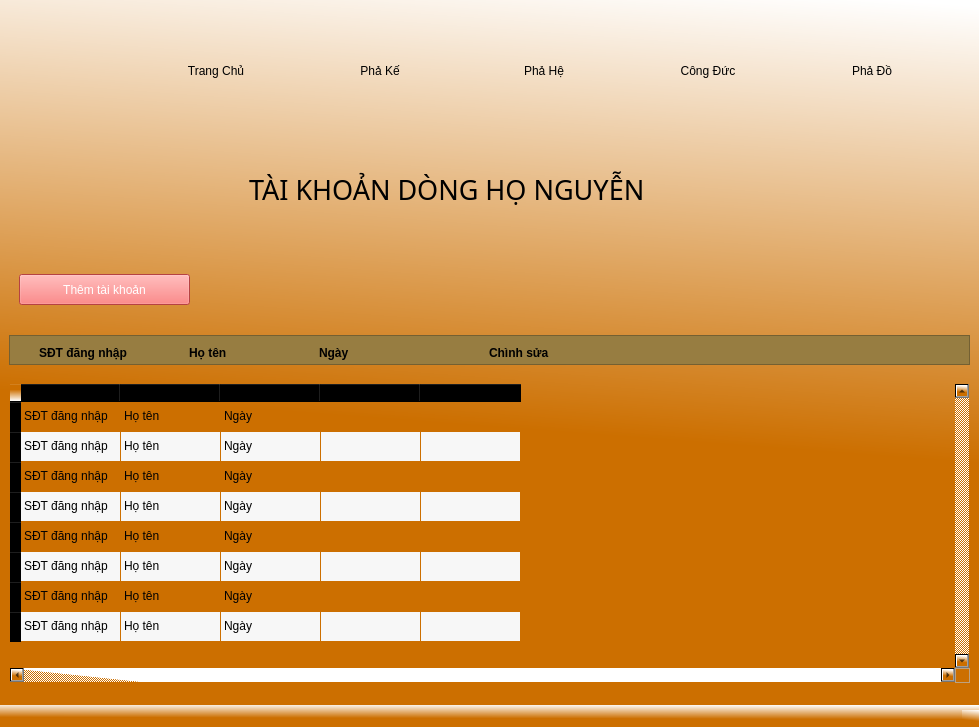
This is tai_khoan_dong_ho.ui in haintvietnam/project as Qt 5 draws it before an edit. The edited form follows.
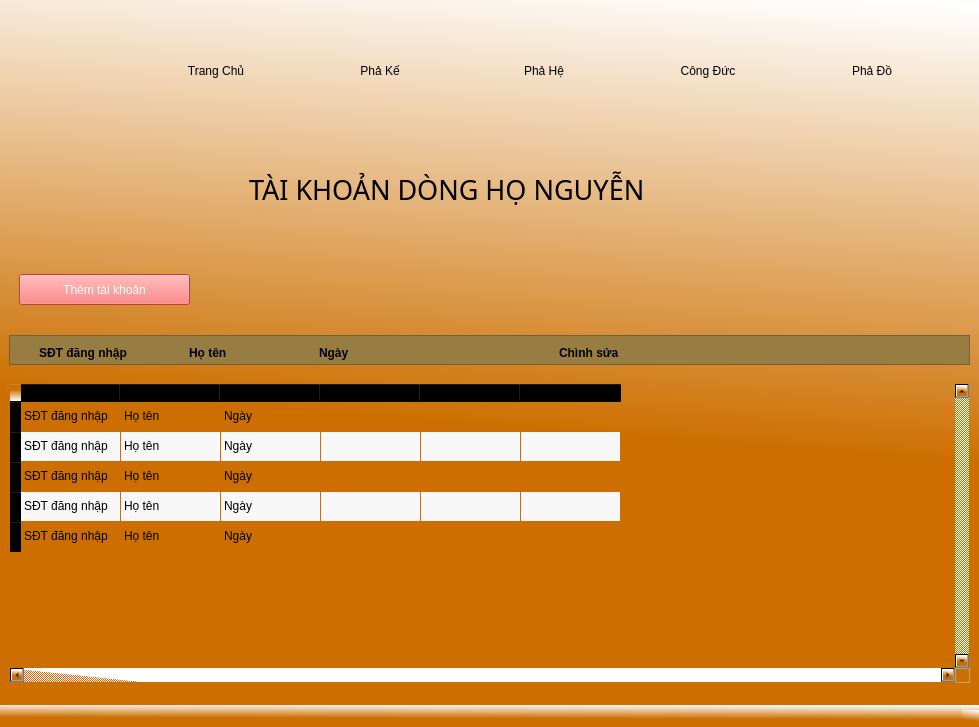
This is the edited form. Icons and pictures are not drawn.

The edit to the form file:
```diff
--- a/tai_khoan_dong_ho.ui
+++ b/tai_khoan_dong_ho.ui
@@ -533,7 +533,7 @@
       <widget class="QLabel" name="label_7">
        <property name="geometry">
         <rect>
-         <x>480</x>
+         <x>550</x>
          <y>10</y>
          <width>81</width>
          <height>16</height>
@@ -582,16 +582,16 @@
       </property>
       <property name="iconSize">
        <size>
-        <width>60</width>
-        <height>60</height>
+        <width>100</width>
+        <height>100</height>
        </size>
       </property>
       <property name="rowCount">
-       <number>8</number>
-      </property>
-      <property name="columnCount">
        <number>5</number>
       </property>
+      <property name="columnCount">
+       <number>6</number>
+      </property>
       <attribute name="horizontalHeaderStretchLastSection">
        <bool>false</bool>
       </attribute>
@@ -603,9 +603,7 @@
       <row/>
       <row/>
       <row/>
-      <row/>
-      <row/>
-      <row/>
+      <column/>
       <column/>
       <column/>
       <column/>
@@ -632,7 +630,25 @@
        </property>
        <property name="icon">
         <iconset>
-         <normaloff>../icon_del.png</normaloff>../icon_del.png</iconset>
+         <normaloff>imgs/icon_sua.png</normaloff>imgs/icon_sua.png</iconset>
+       </property>
+      </item>
+      <item row="0" column="4">
+       <property name="text">
+        <string/>
+       </property>
+       <property name="icon">
+        <iconset>
+         <normaloff>imgs/Screenshot 2024-09-28 193953.png</normaloff>imgs/Screenshot 2024-09-28 193953.png</iconset>
+       </property>
+      </item>
+      <item row="0" column="5">
+       <property name="text">
+        <string/>
+       </property>
+       <property name="icon">
+        <iconset>
+         <normaloff>imgs/icon_del.png</normaloff>imgs/icon_del.png</iconset>
        </property>
       </item>
       <item row="1" column="0">
@@ -650,6 +666,33 @@
         <string>Ngày</string>
        </property>
       </item>
+      <item row="1" column="3">
+       <property name="text">
+        <string/>
+       </property>
+       <property name="icon">
+        <iconset>
+         <normaloff>imgs/icon_sua.png</normaloff>imgs/icon_sua.png</iconset>
+       </property>
+      </item>
+      <item row="1" column="4">
+       <property name="text">
+        <string/>
+       </property>
+       <property name="icon">
+        <iconset>
+         <normaloff>imgs/Screenshot 2024-09-28 193953.png</normaloff>imgs/Screenshot 2024-09-28 193953.png</iconset>
+       </property>
+      </item>
+      <item row="1" column="5">
+       <property name="text">
+        <string/>
+       </property>
+       <property name="icon">
+        <iconset>
+         <normaloff>imgs/icon_del.png</normaloff>imgs/icon_del.png</iconset>
+       </property>
+      </item>
       <item row="2" column="0">
        <property name="text">
         <string>SĐT đăng nhập</string>
@@ -665,6 +708,33 @@
         <string>Ngày</string>
        </property>
       </item>
+      <item row="2" column="3">
+       <property name="text">
+        <string/>
+       </property>
+       <property name="icon">
+        <iconset>
+         <normaloff>imgs/icon_sua.png</normaloff>imgs/icon_sua.png</iconset>
+       </property>
+      </item>
+      <item row="2" column="4">
+       <property name="text">
+        <string/>
+       </property>
+       <property name="icon">
+        <iconset>
+         <normaloff>imgs/Screenshot 2024-09-28 193953.png</normaloff>imgs/Screenshot 2024-09-28 193953.png</iconset>
+       </property>
+      </item>
+      <item row="2" column="5">
+       <property name="text">
+        <string/>
+       </property>
+       <property name="icon">
+        <iconset>
+         <normaloff>imgs/icon_del.png</normaloff>imgs/icon_del.png</iconset>
+       </property>
+      </item>
       <item row="3" column="0">
        <property name="text">
         <string>SĐT đăng nhập</string>
@@ -680,6 +750,33 @@
         <string>Ngày</string>
        </property>
       </item>
+      <item row="3" column="3">
+       <property name="text">
+        <string/>
+       </property>
+       <property name="icon">
+        <iconset>
+         <normaloff>imgs/icon_sua.png</normaloff>imgs/icon_sua.png</iconset>
+       </property>
+      </item>
+      <item row="3" column="4">
+       <property name="text">
+        <string/>
+       </property>
+       <property name="icon">
+        <iconset>
+         <normaloff>imgs/Screenshot 2024-09-28 193953.png</normaloff>imgs/Screenshot 2024-09-28 193953.png</iconset>
+       </property>
+      </item>
+      <item row="3" column="5">
+       <property name="text">
+        <string/>
+       </property>
+       <property name="icon">
+        <iconset>
+         <normaloff>imgs/icon_del.png</normaloff>imgs/icon_del.png</iconset>
+       </property>
+      </item>
       <item row="4" column="0">
        <property name="text">
         <string>SĐT đăng nhập</string>
@@ -695,49 +792,28 @@
         <string>Ngày</string>
        </property>
       </item>
-      <item row="5" column="0">
+      <item row="4" column="3">
        <property name="text">
-        <string>SĐT đăng nhập</string>
+        <string/>
        </property>
-      </item>
-      <item row="5" column="1">
-       <property name="text">
-        <string>Họ tên</string>
+       <property name="icon">
+        <iconset>
+         <normaloff>imgs/icon_sua.png</normaloff>imgs/icon_sua.png</iconset>
        </property>
       </item>
-      <item row="5" column="2">
-       <property name="text">
-        <string>Ngày</string>
+      <item row="4" column="4">
+       <property name="icon">
+        <iconset>
+         <normaloff>imgs/Screenshot 2024-09-28 193953.png</normaloff>imgs/Screenshot 2024-09-28 193953.png</iconset>
        </property>
       </item>
-      <item row="6" column="0">
+      <item row="4" column="5">
        <property name="text">
-        <string>SĐT đăng nhập</string>
+        <string/>
        </property>
-      </item>
-      <item row="6" column="1">
-       <property name="text">
-        <string>Họ tên</string>
-       </property>
-      </item>
-      <item row="6" column="2">
-       <property name="text">
-        <string>Ngày</string>
-       </property>
-      </item>
-      <item row="7" column="0">
-       <property name="text">
-        <string>SĐT đăng nhập</string>
-       </property>
-      </item>
-      <item row="7" column="1">
-       <property name="text">
-        <string>Họ tên</string>
-       </property>
-      </item>
-      <item row="7" column="2">
-       <property name="text">
-        <string>Ngày</string>
+       <property name="icon">
+        <iconset>
+         <normaloff>imgs/icon_del.png</normaloff>imgs/icon_del.png</iconset>
        </property>
       </item>
      </widget>
```
